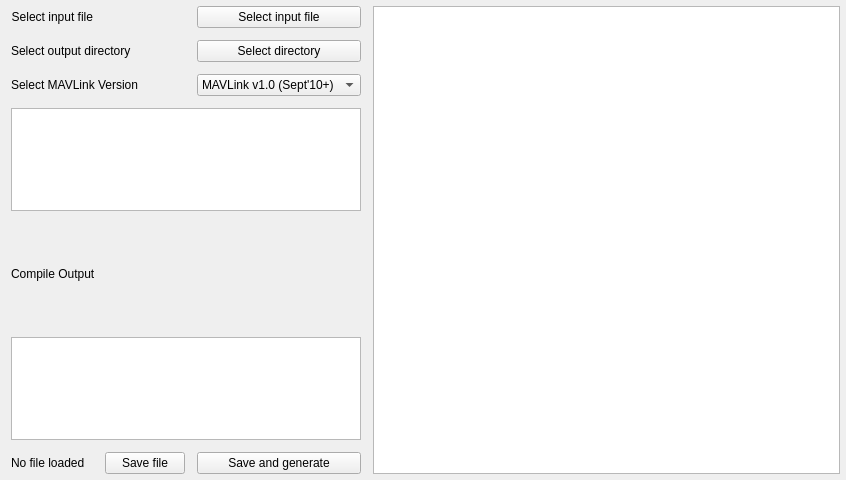
This is src/apps/mavlinkgen/ui/XMLCommProtocolWidget.ui in mavlink/qgroundcontrol as Qt 5 draws it before an edit. The edited form follows.
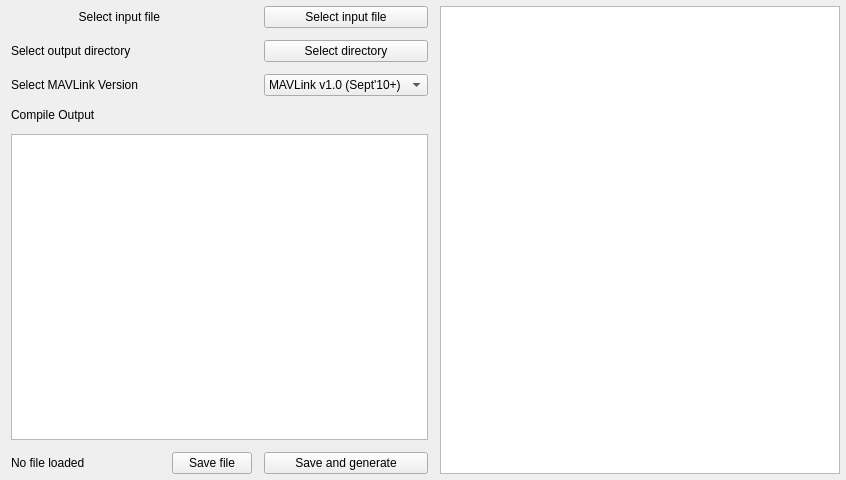
This is the edited form. Icons and pictures are not drawn. Custom widgets are drawn as their Qt base class.

Diff of the .ui file:
```diff
--- a/src/apps/mavlinkgen/ui/XMLCommProtocolWidget.ui
+++ b/src/apps/mavlinkgen/ui/XMLCommProtocolWidget.ui
@@ -13,7 +13,7 @@
   <property name="windowTitle">
    <string>Form</string>
   </property>
-  <layout class="QGridLayout" name="gridLayout" rowstretch="1,1,100,1,1,1,0" columnstretch="1,1,1,100">
+  <layout class="QGridLayout" name="gridLayout" rowstretch="1,0,0,0,0,0" columnstretch="1,0,0,0">
    <property name="topMargin">
     <number>6</number>
    </property>
@@ -56,7 +56,7 @@
      </property>
     </widget>
    </item>
-   <item row="0" column="3" rowspan="7">
+   <item row="0" column="3" rowspan="6">
     <widget class="QGCMAVLinkTextEdit" name="xmlTextView">
      <property name="minimumSize">
       <size>
@@ -102,34 +102,31 @@
      </property>
     </widget>
    </item>
-   <item row="3" column="0" colspan="3">
-    <widget class="QTreeView" name="xmlTreeView"/>
-   </item>
-   <item row="4" column="0" colspan="2">
+   <item row="3" column="0" colspan="2">
     <widget class="QLabel" name="label">
      <property name="text">
       <string>Compile Output</string>
      </property>
     </widget>
    </item>
-   <item row="5" column="0" colspan="3">
+   <item row="4" column="0" colspan="3">
     <widget class="QPlainTextEdit" name="compileLog"/>
    </item>
-   <item row="6" column="0">
+   <item row="5" column="0">
     <widget class="QLabel" name="validXMLLabel">
      <property name="text">
       <string>No file loaded</string>
      </property>
     </widget>
    </item>
-   <item row="6" column="1">
+   <item row="5" column="1">
     <widget class="QPushButton" name="saveButton">
      <property name="text">
       <string>Save file</string>
      </property>
     </widget>
    </item>
-   <item row="6" column="2">
+   <item row="5" column="2">
     <widget class="QPushButton" name="generateButton">
      <property name="text">
       <string>Save and generate</string>
```
Lines whose indentation alone changed are shown as unchanged.
